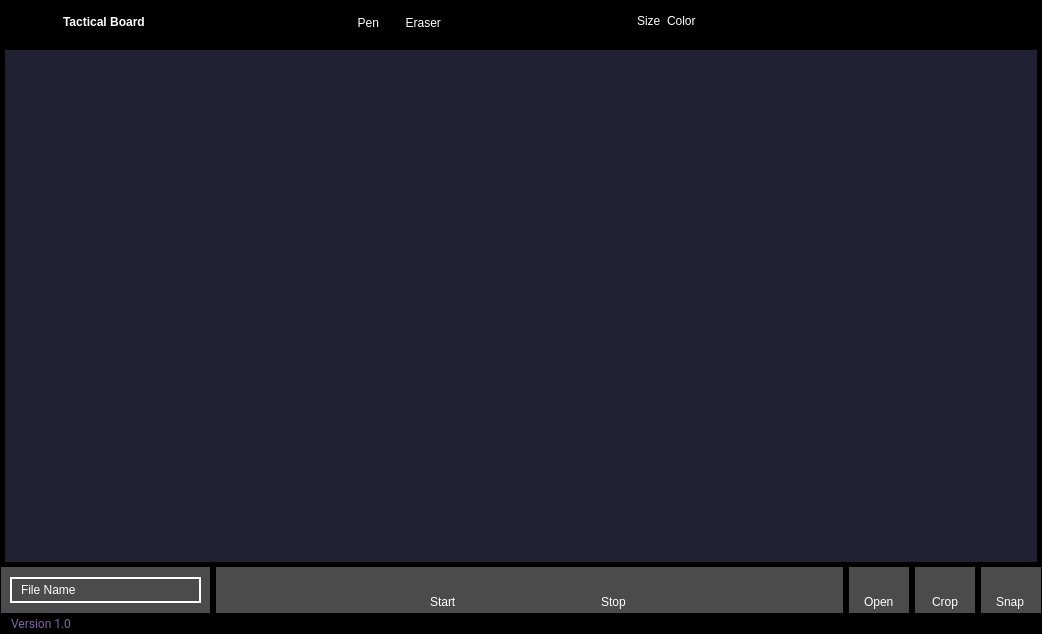
The window that ui/pages/board.ui (elian-olbz/mlbb-drafting-and-simulation-tools) describes before a commit, drawn with Qt 5.
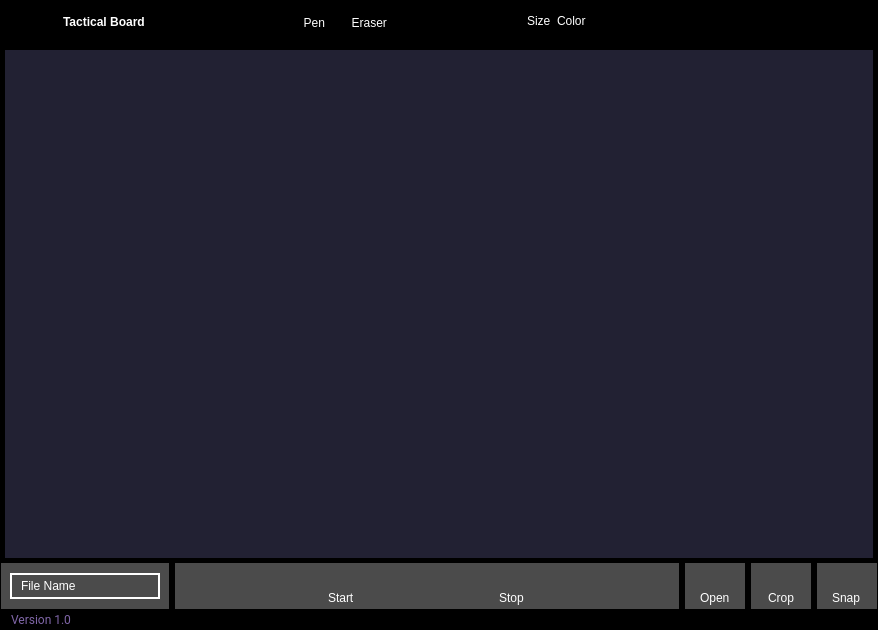
The same window after the commit. Icons and pictures are not drawn.

Patch:
```diff
--- a/ui/pages/board.ui
+++ b/ui/pages/board.ui
@@ -6,8 +6,8 @@
    <rect>
     <x>0</x>
     <y>0</y>
-    <width>1042</width>
-    <height>634</height>
+    <width>878</width>
+    <height>630</height>
    </rect>
   </property>
   <property name="sizePolicy">
```
